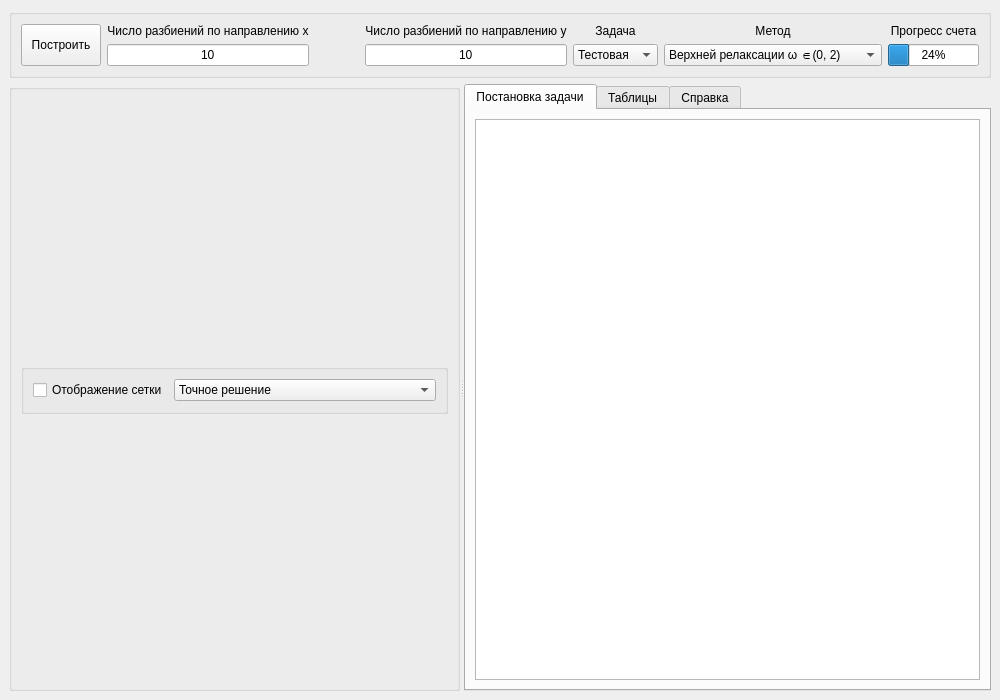
Above: ui/mainwindow.ui from Termtre/GFTS3 before the change. Below: the same form after it.
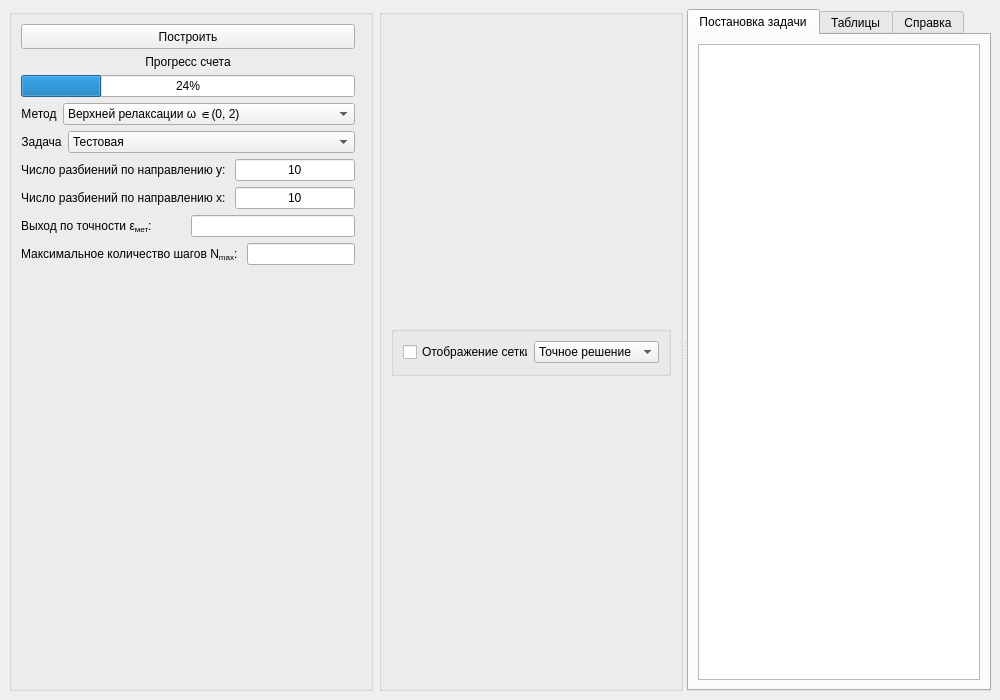
That is the form after the change.

The edit to the form file:
```diff
--- a/ui/mainwindow.ui
+++ b/ui/mainwindow.ui
@@ -21,7 +21,7 @@
   </property>
   <widget class="QWidget" name="centralwidget">
    <layout class="QGridLayout" name="gridLayout">
-    <item row="1" column="0">
+    <item row="1" column="1">
      <widget class="QSplitter" name="splitter">
       <property name="orientation">
        <enum>Qt::Horizontal</enum>
@@ -34,7 +34,7 @@
         <item row="0" column="0">
          <widget class="QGroupBox" name="groupBox_2">
           <property name="sizePolicy">
-           <sizepolicy hsizetype="Expanding" vsizetype="Preferred">
+           <sizepolicy hsizetype="Minimum" vsizetype="Preferred">
             <horstretch>24</horstretch>
             <verstretch>0</verstretch>
            </sizepolicy>
@@ -129,6 +129,12 @@
        <layout class="QGridLayout" name="gridLayout_3">
         <item row="0" column="0">
          <widget class="QTabWidget" name="tabWidget">
+          <property name="sizePolicy">
+           <sizepolicy hsizetype="Minimum" vsizetype="Expanding">
+            <horstretch>0</horstretch>
+            <verstretch>0</verstretch>
+           </sizepolicy>
+          </property>
           <property name="tabPosition">
            <enum>QTabWidget::North</enum>
           </property>
@@ -826,10 +832,10 @@
       </widget>
      </widget>
     </item>
-    <item row="0" column="0">
+    <item row="1" column="0">
      <widget class="QGroupBox" name="groupBox">
       <property name="sizePolicy">
-       <sizepolicy hsizetype="Expanding" vsizetype="Fixed">
+       <sizepolicy hsizetype="Minimum" vsizetype="Expanding">
         <horstretch>0</horstretch>
         <verstretch>200</verstretch>
        </sizepolicy>
@@ -841,77 +847,46 @@
        <bool>true</bool>
       </property>
       <layout class="QGridLayout" name="gridLayout_6">
-       <item row="1" column="9">
-        <spacer name="horizontalSpacer_2">
-         <property name="orientation">
-          <enum>Qt::Horizontal</enum>
-         </property>
-         <property name="sizeHint" stdset="0">
-          <size>
-           <width>40</width>
-           <height>20</height>
-          </size>
-         </property>
-        </spacer>
-       </item>
-       <item row="1" column="1">
-        <spacer name="horizontalSpacer_4">
-         <property name="orientation">
-          <enum>Qt::Horizontal</enum>
-         </property>
-         <property name="sizeHint" stdset="0">
-          <size>
-           <width>40</width>
-           <height>20</height>
-          </size>
-         </property>
-        </spacer>
-       </item>
-       <item row="1" column="10">
-        <widget class="QProgressBar" name="progressBar">
-         <property name="value">
-          <number>24</number>
-         </property>
-        </widget>
-       </item>
-       <item row="0" column="2">
-        <widget class="QLabel" name="label_3">
-         <property name="sizePolicy">
-          <sizepolicy hsizetype="Minimum" vsizetype="Preferred">
-           <horstretch>0</horstretch>
-           <verstretch>0</verstretch>
-          </sizepolicy>
-         </property>
+       <item row="7" column="0">
+        <layout class="QHBoxLayout" name="horizontalLayout_18">
+         <item>
+          <widget class="QLabel" name="label_2">
          <property name="text">
-          <string>Число разбиений по направлению x</string>
+            <string>Задача</string>
          </property>
          <property name="alignment">
           <set>Qt::AlignCenter</set>
          </property>
         </widget>
        </item>
-       <item row="1" column="2">
-        <widget class="QLineEdit" name="editColumns">
+         <item>
+          <widget class="QComboBox" name="comboBox_2">
          <property name="sizePolicy">
-          <sizepolicy hsizetype="Minimum" vsizetype="Fixed">
+            <sizepolicy hsizetype="Expanding" vsizetype="Fixed">
            <horstretch>0</horstretch>
            <verstretch>0</verstretch>
           </sizepolicy>
          </property>
+           <item>
          <property name="text">
-          <string>10</string>
-         </property>
-         <property name="alignment">
-          <set>Qt::AlignCenter</set>
-         </property>
-        </widget>
-       </item>
-       <item row="0" column="0" rowspan="2">
+             <string>Тестовая</string>
+            </property>
+           </item>
+           <item>
+            <property name="text">
+             <string>Основная</string>
+            </property>
+           </item>
+          </widget>
+         </item>
+        </layout>
+       </item>
+       <item row="0" column="0">
         <widget class="QPushButton" name="start">
          <property name="sizePolicy">
           <sizepolicy hsizetype="Expanding" vsizetype="Minimum">
            <horstretch>0</horstretch>
-           <verstretch>100</verstretch>
+           <verstretch>0</verstretch>
           </sizepolicy>
          </property>
          <property name="minimumSize">
@@ -925,21 +900,39 @@
          </property>
         </widget>
        </item>
-       <item row="1" column="7">
-        <spacer name="horizontalSpacer_3">
+       <item row="18" column="0" colspan="2">
+        <spacer name="verticalSpacer">
          <property name="orientation">
-          <enum>Qt::Horizontal</enum>
+          <enum>Qt::Vertical</enum>
          </property>
          <property name="sizeHint" stdset="0">
           <size>
-           <width>40</width>
-           <height>20</height>
+           <width>20</width>
+           <height>40</height>
           </size>
          </property>
         </spacer>
        </item>
-       <item row="1" column="4">
-        <widget class="QLineEdit" name="editRows">
+       <item row="12" column="0">
+        <layout class="QHBoxLayout" name="horizontalLayout">
+         <item>
+          <widget class="QLabel" name="label_3">
+           <property name="sizePolicy">
+            <sizepolicy hsizetype="Minimum" vsizetype="Preferred">
+             <horstretch>0</horstretch>
+             <verstretch>0</verstretch>
+            </sizepolicy>
+           </property>
+           <property name="text">
+            <string>Число разбиений по направлению x: </string>
+           </property>
+           <property name="alignment">
+            <set>Qt::AlignCenter</set>
+           </property>
+          </widget>
+         </item>
+         <item>
+          <widget class="QLineEdit" name="editColumns">
          <property name="sizePolicy">
           <sizepolicy hsizetype="Minimum" vsizetype="Fixed">
            <horstretch>0</horstretch>
@@ -954,33 +947,20 @@
          </property>
         </widget>
        </item>
-       <item row="0" column="4">
-        <widget class="QLabel" name="label_4">
-         <property name="sizePolicy">
-          <sizepolicy hsizetype="Minimum" vsizetype="Preferred">
-           <horstretch>0</horstretch>
-           <verstretch>0</verstretch>
-          </sizepolicy>
-         </property>
-         <property name="text">
-          <string>Число разбиений по направлению y</string>
-         </property>
-         <property name="alignment">
-          <set>Qt::AlignCenter</set>
-         </property>
-        </widget>
+        </layout>
        </item>
-       <item row="0" column="8">
-        <widget class="QLabel" name="label">
-         <property name="text">
-          <string>Метод</string>
-         </property>
-         <property name="alignment">
-          <set>Qt::AlignCenter</set>
-         </property>
-        </widget>
-       </item>
-       <item row="0" column="10">
+       <item row="3" column="0">
+        <layout class="QHBoxLayout" name="horizontalLayout_20">
+         <item>
+          <widget class="QProgressBar" name="progressBar">
+           <property name="value">
+            <number>24</number>
+           </property>
+          </widget>
+         </item>
+        </layout>
+       </item>
+       <item row="1" column="0">
         <widget class="QLabel" name="label_5">
          <property name="text">
           <string>Прогресс счета</string>
@@ -990,20 +970,19 @@
          </property>
         </widget>
        </item>
-       <item row="1" column="5">
-        <spacer name="horizontalSpacer">
-         <property name="orientation">
-          <enum>Qt::Horizontal</enum>
-         </property>
-         <property name="sizeHint" stdset="0">
-          <size>
-           <width>40</width>
-           <height>20</height>
-          </size>
-         </property>
-        </spacer>
-       </item>
-       <item row="1" column="8">
+       <item row="5" column="0">
+        <layout class="QHBoxLayout" name="horizontalLayout_19">
+         <item>
+          <widget class="QLabel" name="label">
+           <property name="text">
+            <string>Метод</string>
+           </property>
+           <property name="alignment">
+            <set>Qt::AlignCenter</set>
+           </property>
+          </widget>
+         </item>
+         <item>
         <widget class="QComboBox" name="comboBox">
          <property name="sizePolicy">
           <sizepolicy hsizetype="Expanding" vsizetype="Fixed">
@@ -1038,51 +1017,85 @@
          </item>
         </widget>
        </item>
-       <item row="1" column="6">
-        <widget class="QComboBox" name="comboBox_2">
+        </layout>
+       </item>
+       <item row="16" column="0">
+        <layout class="QHBoxLayout" name="horizontalLayout_3">
+         <item>
+          <widget class="QLabel" name="label_22">
+           <property name="text">
+            <string>Максимальное количество шагов N&lt;sub&gt;max&lt;/sub&gt;: </string>
+           </property>
+          </widget>
+         </item>
+         <item>
+          <widget class="QLineEdit" name="lineEdit_2">
          <property name="sizePolicy">
-          <sizepolicy hsizetype="Expanding" vsizetype="Fixed">
+            <sizepolicy hsizetype="Minimum" vsizetype="Fixed">
            <horstretch>0</horstretch>
            <verstretch>0</verstretch>
           </sizepolicy>
          </property>
-         <item>
-          <property name="text">
-           <string>Тестовая</string>
-          </property>
+          </widget>
          </item>
+        </layout>
+       </item>
+       <item row="10" column="0">
+        <layout class="QHBoxLayout" name="horizontalLayout_2">
          <item>
+          <widget class="QLabel" name="label_4">
+           <property name="sizePolicy">
+            <sizepolicy hsizetype="Minimum" vsizetype="Preferred">
+             <horstretch>0</horstretch>
+             <verstretch>0</verstretch>
+            </sizepolicy>
+           </property>
           <property name="text">
-           <string>Основная</string>
-          </property>
-         </item>
-        </widget>
-       </item>
-       <item row="0" column="6">
-        <widget class="QLabel" name="label_2">
+            <string>Число разбиений по направлению y: </string>
+           </property>
+           <property name="alignment">
+            <set>Qt::AlignCenter</set>
+           </property>
+          </widget>
+         </item>
+         <item>
+          <widget class="QLineEdit" name="editRows">
+           <property name="sizePolicy">
+            <sizepolicy hsizetype="Minimum" vsizetype="Fixed">
+             <horstretch>0</horstretch>
+             <verstretch>0</verstretch>
+            </sizepolicy>
+           </property>
          <property name="text">
-          <string>Задача</string>
+            <string>10</string>
          </property>
          <property name="alignment">
           <set>Qt::AlignCenter</set>
          </property>
         </widget>
        </item>
-       <item row="1" column="3">
-        <spacer name="horizontalSpacer_5">
-         <property name="orientation">
-          <enum>Qt::Horizontal</enum>
-         </property>
-         <property name="sizeType">
-          <enum>QSizePolicy::Fixed</enum>
-         </property>
-         <property name="sizeHint" stdset="0">
-          <size>
-           <width>50</width>
-           <height>20</height>
-          </size>
-         </property>
-        </spacer>
+        </layout>
+       </item>
+       <item row="14" column="0">
+        <layout class="QHBoxLayout" name="horizontalLayout_5">
+         <item>
+          <widget class="QLabel" name="label_9">
+           <property name="text">
+            <string>Выход по точности ε&lt;sub&gt;мет&lt;/sub&gt;: </string>
+           </property>
+          </widget>
+         </item>
+         <item>
+          <widget class="QLineEdit" name="lineEdit">
+           <property name="sizePolicy">
+            <sizepolicy hsizetype="Minimum" vsizetype="Fixed">
+             <horstretch>0</horstretch>
+             <verstretch>0</verstretch>
+            </sizepolicy>
+           </property>
+          </widget>
+         </item>
+        </layout>
        </item>
       </layout>
      </widget>
```
Lines whose indentation alone changed are shown as unchanged.
